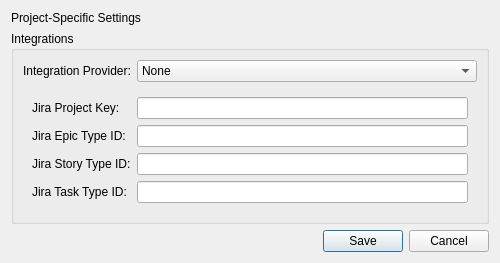
Qt form gui/project_settings_dialog.ui (mariolewis/asdf_factory) before a commit.
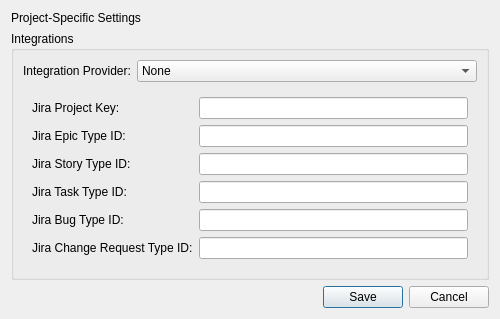
The same form after that commit.

Commit message: f(master_orchestrator and others) Added Jira integration fixes

Diff of the .ui file:
```diff
--- a/gui/project_settings_dialog.ui
+++ b/gui/project_settings_dialog.ui
@@ -114,6 +114,30 @@
             </property>
            </widget>
           </item>
+          <item row="4" column="0">
+           <widget class="QLabel" name="bugTypeIdLabel">
+            <property name="text">
+             <string>Jira Bug Type ID:</string>
+            </property>
+           </widget>
+          </item>
+          <item row="4" column="1">
+           <widget class="QLineEdit" name="bugTypeIdLineEdit"/>
+          </item>
+          <item row="5" column="0">
+           <widget class="QLabel" name="changeRequestTypeIdLabel">
+            <property name="text">
+             <string>Jira Change Request Type ID:</string>
+            </property>
+           </widget>
+          </item>
+          <item row="5" column="1">
+           <widget class="QLineEdit" name="changeRequestTypeIdLineEdit">
+            <property name="toolTip">
+             <string>Optional: The ID for a custom 'Change Request' issue type.</string>
+            </property>
+           </widget>
+          </item>
           <item row="3" column="1">
            <widget class="QLineEdit" name="taskTypeIdLineEdit"/>
           </item>
```
The commit also changes 5 other files.
